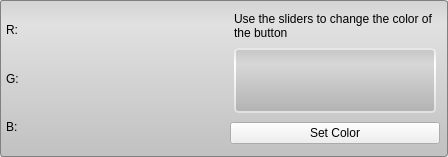
Before: the Qt Designer form src/Interface/Application/ColorPickerWidget.ui in SCIInstitute/Seg3D, drawn with Qt 5.
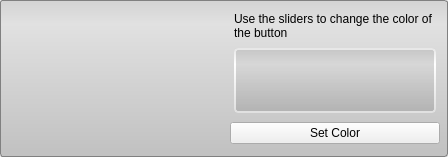
After: the same form once the commit is applied.

What changed in the file:
```diff
--- a/src/Interface/Application/ColorPickerWidget.ui
+++ b/src/Interface/Application/ColorPickerWidget.ui
@@ -70,19 +70,6 @@
             <property name="margin">
              <number>0</number>
             </property>
-            <item>
-             <widget class="QLabel" name="label">
-              <property name="minimumSize">
-               <size>
-                <width>16</width>
-                <height>0</height>
-               </size>
-              </property>
-              <property name="text">
-               <string>R:</string>
-              </property>
-             </widget>
-            </item>
            </layout>
           </widget>
          </item>
@@ -95,19 +82,6 @@
             <property name="margin">
              <number>0</number>
             </property>
-            <item>
-             <widget class="QLabel" name="label_2">
-              <property name="minimumSize">
-               <size>
-                <width>16</width>
-                <height>0</height>
-               </size>
-              </property>
-              <property name="text">
-               <string>G:</string>
-              </property>
-             </widget>
-            </item>
            </layout>
           </widget>
          </item>
@@ -120,19 +94,6 @@
             <property name="margin">
              <number>0</number>
             </property>
-            <item>
-             <widget class="QLabel" name="label_3">
-              <property name="minimumSize">
-               <size>
-                <width>16</width>
-                <height>0</height>
-               </size>
-              </property>
-              <property name="text">
-               <string>B:</string>
-              </property>
-             </widget>
-            </item>
            </layout>
           </widget>
          </item>
```
